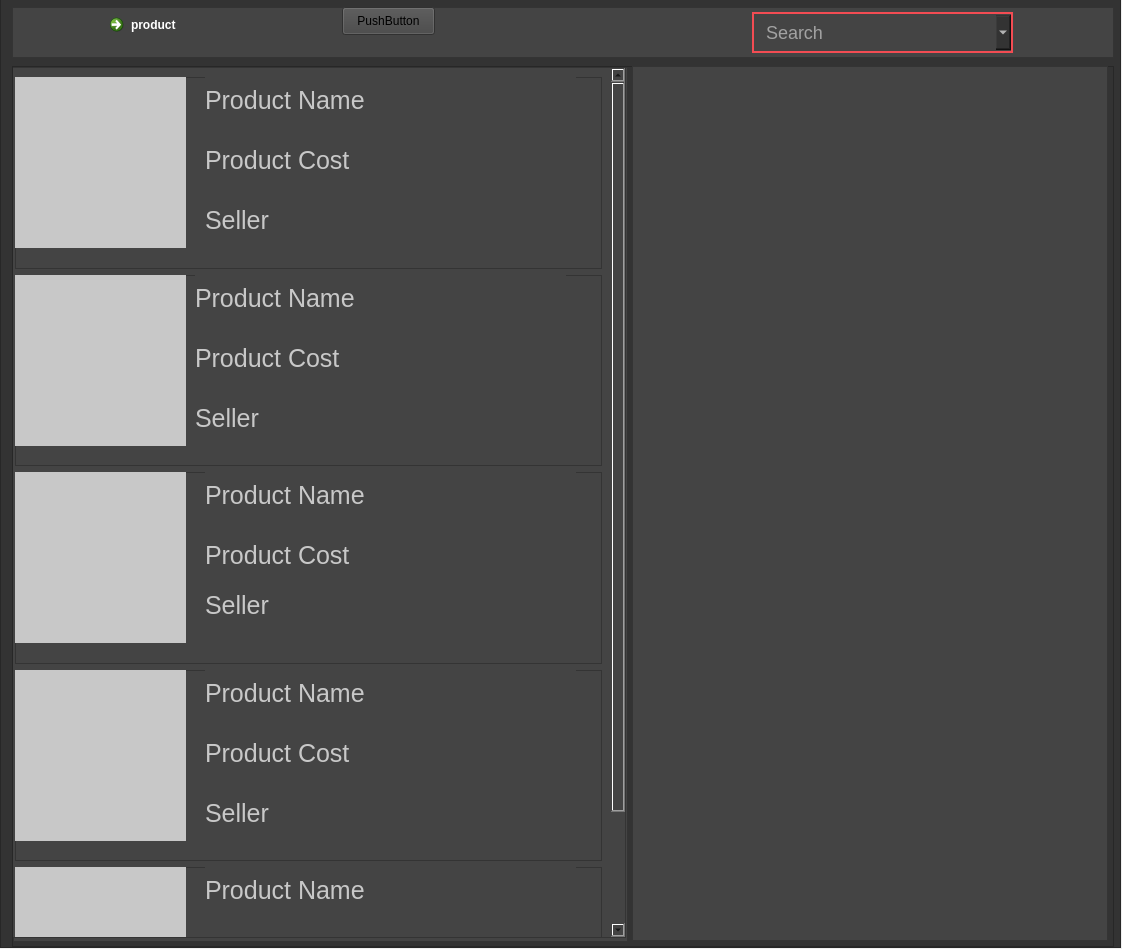
Qt form EComm/GUI/customerwindow.ui (ManavNirgund/Ecommerce-manager) before a commit.
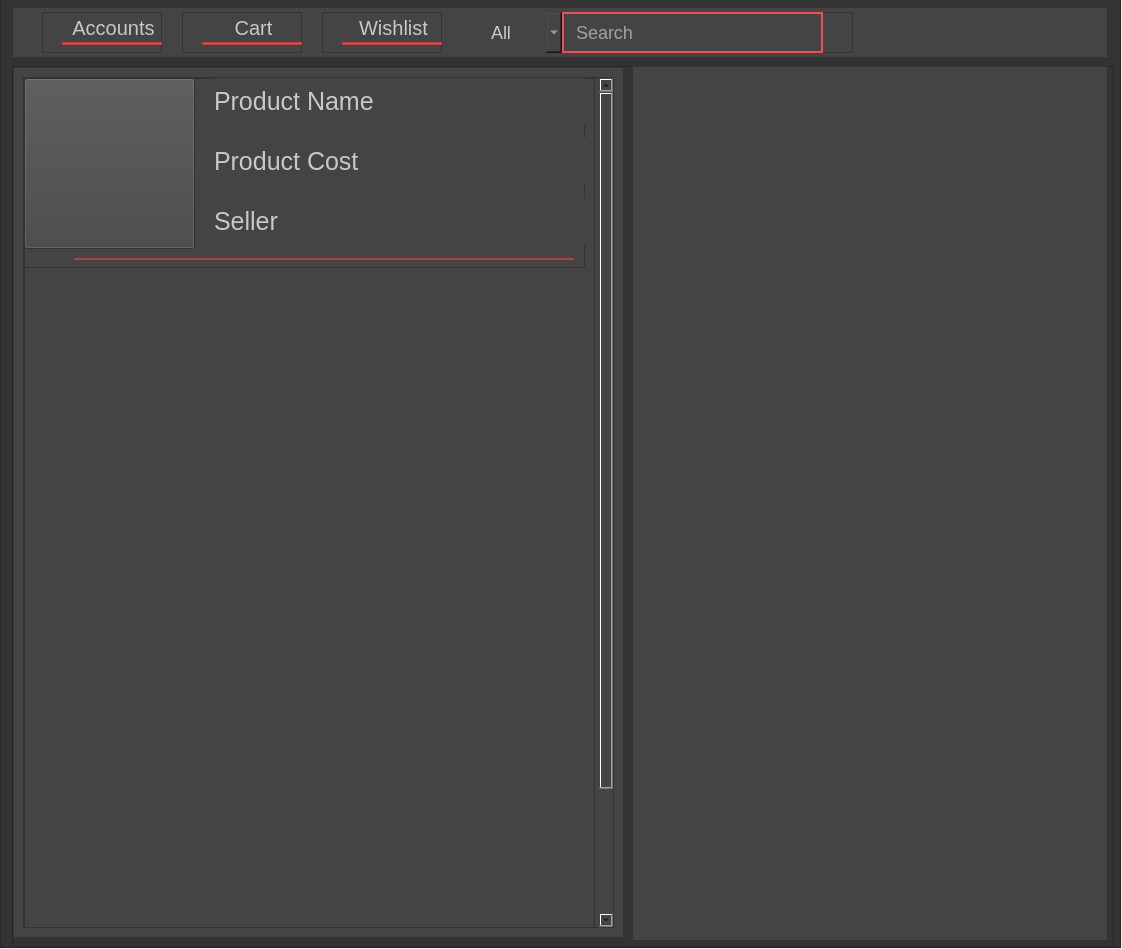
The same form after that commit. Icons and pictures are not drawn.

What changed in the file:
```diff
--- a/EComm/GUI/customerwindow.ui
+++ b/EComm/GUI/customerwindow.ui
@@ -60,7 +60,7 @@
       <rect>
        <x>12</x>
        <y>10</y>
-       <width>1102</width>
+       <width>1096</width>
        <height>51</height>
       </rect>
      </property>
@@ -95,9 +95,9 @@
      <widget class="QFrame" name="frame_7">
       <property name="geometry">
        <rect>
-        <x>740</x>
+        <x>470</x>
         <y>5</y>
-        <width>261</width>
+        <width>371</width>
         <height>41</height>
        </rect>
       </property>
@@ -110,7 +110,7 @@
       <widget class="QLineEdit" name="lineEdit">
        <property name="geometry">
         <rect>
-         <x>0</x>
+         <x>80</x>
          <y>0</y>
          <width>261</width>
          <height>41</height>
@@ -123,6 +123,9 @@
 font-size: 18px;
 </string>
        </property>
+       <property name="text">
+        <string/>
+       </property>
        <property name="placeholderText">
         <string>Search</string>
        </property>
@@ -130,53 +133,217 @@
       <widget class="QComboBox" name="comboBox">
        <property name="geometry">
         <rect>
-         <x>244</x>
-         <y>3</y>
-         <width>15</width>
-         <height>35</height>
+         <x>-1</x>
+         <y>0</y>
+         <width>81</width>
+         <height>41</height>
         </rect>
        </property>
        <property name="styleSheet">
         <string notr="true">border: none;
-background: #333;
+background: #444;
 padding-left: 10px;
-color: white;
+color: rgb(200, 200, 200);
 font-size: 18px;
 </string>
        </property>
        <property name="inputMethodHints">
         <set>Qt::ImhNone</set>
        </property>
+       <item>
+        <property name="text">
+         <string>All</string>
+        </property>
+       </item>
+       <item>
+        <property name="text">
+         <string>Cloths</string>
+        </property>
+       </item>
       </widget>
+      <widget class="QPushButton" name="pushButton_21">
+       <property name="geometry">
+        <rect>
+         <x>305</x>
+         <y>3</y>
+         <width>30</width>
+         <height>35</height>
+        </rect>
+       </property>
+       <property name="styleSheet">
+        <string notr="true">border: none;
+background: #444;</string>
+       </property>
+       <property name="text">
+        <string/>
+       </property>
+       <property name="icon">
+        <iconset>
+         <normaloff>../Resources/Icons/Search.png</normaloff>../Resources/Icons/Search.png</iconset>
+       </property>
+      </widget>
      </widget>
-     <widget class="QCommandLinkButton" name="commandLinkButton">
+     <widget class="QFrame" name="frame_9">
       <property name="geometry">
        <rect>
-        <x>90</x>
-        <y>0</y>
-        <width>187</width>
+        <x>30</x>
+        <y>5</y>
+        <width>120</width>
         <height>41</height>
        </rect>
       </property>
-      <property name="styleSheet">
-       <string notr="true">color: white;</string>
+      <property name="frameShape">
+       <enum>QFrame::StyledPanel</enum>
       </property>
-      <property name="text">
-       <string>product</string>
+      <property name="frameShadow">
+       <enum>QFrame::Raised</enum>
       </property>
+      <widget class="QFrame" name="frame_8">
+       <property name="geometry">
+        <rect>
+         <x>20</x>
+         <y>30</y>
+         <width>100</width>
+         <height>3</height>
+        </rect>
+       </property>
+       <property name="styleSheet">
+        <string notr="true">background: rgb(243, 76, 83);</string>
+       </property>
+       <property name="frameShape">
+        <enum>QFrame::StyledPanel</enum>
+       </property>
+       <property name="frameShadow">
+        <enum>QFrame::Raised</enum>
+       </property>
+      </widget>
+      <widget class="QPushButton" name="pushButton_22">
+       <property name="geometry">
+        <rect>
+         <x>25</x>
+         <y>2</y>
+         <width>93</width>
+         <height>28</height>
+        </rect>
+       </property>
+       <property name="styleSheet">
+        <string notr="true">border: none;
+ background: #444;
+ color: rgb(200, 200, 200);
+ font-size: 20px;</string>
+       </property>
+       <property name="text">
+        <string>Accounts</string>
+       </property>
+      </widget>
      </widget>
-     <widget class="QPushButton" name="pushButton">
+     <widget class="QFrame" name="frame_10">
       <property name="geometry">
        <rect>
-        <x>330</x>
-        <y>0</y>
-        <width>93</width>
-        <height>28</height>
+        <x>170</x>
+        <y>5</y>
+        <width>120</width>
+        <height>41</height>
        </rect>
       </property>
-      <property name="text">
-       <string>PushButton</string>
+      <property name="frameShape">
+       <enum>QFrame::StyledPanel</enum>
       </property>
+      <property name="frameShadow">
+       <enum>QFrame::Raised</enum>
+      </property>
+      <widget class="QFrame" name="frame_11">
+       <property name="geometry">
+        <rect>
+         <x>20</x>
+         <y>30</y>
+         <width>100</width>
+         <height>3</height>
+        </rect>
+       </property>
+       <property name="styleSheet">
+        <string notr="true">background: rgb(243, 76, 83);</string>
+       </property>
+       <property name="frameShape">
+        <enum>QFrame::StyledPanel</enum>
+       </property>
+       <property name="frameShadow">
+        <enum>QFrame::Raised</enum>
+       </property>
+      </widget>
+      <widget class="QPushButton" name="pushButton_23">
+       <property name="geometry">
+        <rect>
+         <x>25</x>
+         <y>2</y>
+         <width>93</width>
+         <height>28</height>
+        </rect>
+       </property>
+       <property name="styleSheet">
+        <string notr="true">border: none;
+ background: #444;
+ color: rgb(200, 200, 200);
+ font-size: 20px;</string>
+       </property>
+       <property name="text">
+        <string>Cart</string>
+       </property>
+      </widget>
+     </widget>
+     <widget class="QFrame" name="frame_12">
+      <property name="geometry">
+       <rect>
+        <x>310</x>
+        <y>5</y>
+        <width>120</width>
+        <height>41</height>
+       </rect>
+      </property>
+      <property name="frameShape">
+       <enum>QFrame::StyledPanel</enum>
+      </property>
+      <property name="frameShadow">
+       <enum>QFrame::Raised</enum>
+      </property>
+      <widget class="QFrame" name="frame_13">
+       <property name="geometry">
+        <rect>
+         <x>20</x>
+         <y>30</y>
+         <width>100</width>
+         <height>3</height>
+        </rect>
+       </property>
+       <property name="styleSheet">
+        <string notr="true">background: rgb(243, 76, 83);</string>
+       </property>
+       <property name="frameShape">
+        <enum>QFrame::StyledPanel</enum>
+       </property>
+       <property name="frameShadow">
+        <enum>QFrame::Raised</enum>
+       </property>
+      </widget>
+      <widget class="QPushButton" name="pushButton_24">
+       <property name="geometry">
+        <rect>
+         <x>25</x>
+         <y>2</y>
+         <width>93</width>
+         <height>28</height>
+        </rect>
+       </property>
+       <property name="styleSheet">
+        <string notr="true">border: none;
+ background: #444;
+ color: rgb(200, 200, 200);
+ font-size: 20px;</string>
+       </property>
+       <property name="text">
+        <string>Wishlist</string>
+       </property>
+      </widget>
      </widget>
     </widget>
     <widget class="QFrame" name="frm__StoreView">
@@ -208,8 +375,8 @@
        <rect>
         <x>1</x>
         <y>1</y>
-        <width>615</width>
-        <height>875</height>
+        <width>611</width>
+        <height>871</height>
        </rect>
       </property>
       <property name="sizePolicy">
@@ -240,126 +407,42 @@
       <property name="frameShadow">
        <enum>QFrame::Raised</enum>
       </property>
-      <widget class="QScrollArea" name="scrollArea">
-       <property name="geometry">
-        <rect>
-         <x>-8</x>
-         <y>0</y>
-         <width>621</width>
-         <height>871</height>
-        </rect>
-       </property>
-       <property name="styleSheet">
-        <string notr="true"/>
-       </property>
-       <property name="verticalScrollBarPolicy">
-        <enum>Qt::ScrollBarAlwaysOn</enum>
-       </property>
-       <property name="widgetResizable">
-        <bool>true</bool>
-       </property>
-       <widget class="QWidget" name="scrollAreaWidgetContents">
-        <property name="geometry">
-         <rect>
-          <x>0</x>
-          <y>0</y>
-          <width>598</width>
-          <height>1000</height>
-         </rect>
-        </property>
-        <property name="minimumSize">
-         <size>
-          <width>0</width>
-          <height>1000</height>
-         </size>
-        </property>
-        <layout class="QVBoxLayout" name="verticalLayout">
-         <item>
+      <layout class="QVBoxLayout" name="verticalLayout">
+       <item>
+        <widget class="QScrollArea" name="scrollArea">
+         <property name="styleSheet">
+          <string notr="true"/>
+         </property>
+         <property name="verticalScrollBarPolicy">
+          <enum>Qt::ScrollBarAlwaysOn</enum>
+         </property>
+         <property name="widgetResizable">
+          <bool>true</bool>
+         </property>
+         <widget class="QWidget" name="scrollAreaWidgetContents">
+          <property name="geometry">
+           <rect>
+            <x>0</x>
+            <y>0</y>
+            <width>564</width>
+            <height>1000</height>
+           </rect>
+          </property>
+          <property name="minimumSize">
+           <size>
+            <width>0</width>
+            <height>1000</height>
+           </size>
+          </property>
           <widget class="QFrame" name="frame_4">
-           <property name="styleSheet">
-            <string notr="true"/>
+           <property name="geometry">
+            <rect>
+             <x>0</x>
+             <y>0</y>
+             <width>561</width>
+             <height>190</height>
+            </rect>
            </property>
-           <property name="frameShape">
-            <enum>QFrame::StyledPanel</enum>
-           </property>
-           <property name="frameShadow">
-            <enum>QFrame::Raised</enum>
-           </property>
-           <widget class="QLabel" name="lbl_Image_3">
-            <property name="geometry">
-             <rect>
-              <x>0</x>
-              <y>0</y>
-              <width>171</width>
-              <height>171</height>
-             </rect>
-            </property>
-            <property name="styleSheet">
-             <string notr="true">background: rgb(200, 200, 200);
-</string>
-            </property>
-            <property name="text">
-             <string/>
-            </property>
-           </widget>
-           <widget class="QLabel" name="label_8">
-            <property name="geometry">
-             <rect>
-              <x>190</x>
-              <y>0</y>
-              <width>371</width>
-              <height>47</height>
-             </rect>
-            </property>
-            <property name="styleSheet">
-             <string notr="true">color: rgb(200, 200, 200);
-font-size: 25px;
-</string>
-            </property>
-            <property name="text">
-             <string>Product Name</string>
-            </property>
-           </widget>
-           <widget class="QLabel" name="label_9">
-            <property name="geometry">
-             <rect>
-              <x>190</x>
-              <y>60</y>
-              <width>371</width>
-              <height>47</height>
-             </rect>
-            </property>
-            <property name="styleSheet">
-             <string notr="true">color: rgb(200, 200, 200);
-font-size: 25px;
-</string>
-            </property>
-            <property name="text">
-             <string>Product Cost</string>
-            </property>
-           </widget>
-           <widget class="QLabel" name="label_10">
-            <property name="geometry">
-             <rect>
-              <x>190</x>
-              <y>120</y>
-              <width>371</width>
-              <height>47</height>
-             </rect>
-            </property>
-            <property name="styleSheet">
-             <string notr="true">color: rgb(200, 200, 200);
-font-size: 25px;
-</string>
-            </property>
-            <property name="text">
-             <string>Seller</string>
-            </property>
-           </widget>
-          </widget>
-         </item>
-         <item>
-          <widget class="QFrame" name="frame_2">
            <property name="styleSheet">
             <string notr="true"/>
            </property>
@@ -369,136 +452,20 @@
            <property name="frameShadow">
             <enum>QFrame::Raised</enum>
            </property>
-           <widget class="QLabel" name="lbl_Image">
+           <widget class="QPushButton" name="pushButton_5">
             <property name="geometry">
              <rect>
-              <x>0</x>
-              <y>0</y>
-              <width>171</width>
-              <height>171</height>
-             </rect>
-            </property>
-            <property name="styleSheet">
-             <string notr="true">background: rgb(200, 200, 200);
-</string>
-            </property>
-            <property name="text">
-             <string/>
-            </property>
-           </widget>
-           <widget class="QLabel" name="label_2">
-            <property name="geometry">
-             <rect>
-              <x>180</x>
-              <y>0</y>
-              <width>371</width>
-              <height>47</height>
-             </rect>
-            </property>
-            <property name="styleSheet">
-             <string notr="true">color: rgb(200, 200, 200);
-font-size: 25px;
-</string>
-            </property>
-            <property name="text">
-             <string>Product Name</string>
-            </property>
-           </widget>
-           <widget class="QLabel" name="label_3">
-            <property name="geometry">
-             <rect>
-              <x>180</x>
-              <y>60</y>
-              <width>371</width>
-              <height>47</height>
-             </rect>
-            </property>
-            <property name="styleSheet">
-             <string notr="true">color: rgb(200, 200, 200);
-font-size: 25px;
-</string>
-            </property>
-            <property name="text">
-             <string>Product Cost</string>
-            </property>
-           </widget>
-           <widget class="QLabel" name="label_4">
-            <property name="geometry">
-             <rect>
-              <x>180</x>
-              <y>120</y>
-              <width>371</width>
-              <height>47</height>
-             </rect>
-            </property>
-            <property name="styleSheet">
-             <string notr="true">color: rgb(200, 200, 200);
-font-size: 25px;
-</string>
-            </property>
-            <property name="text">
-             <string>Seller</string>
-            </property>
-           </widget>
-          </widget>
-         </item>
-         <item>
-          <widget class="QFrame" name="frame_3">
-           <property name="styleSheet">
-            <string notr="true"/>
-           </property>
-           <property name="frameShape">
-            <enum>QFrame::StyledPanel</enum>
-           </property>
-           <property name="frameShadow">
-            <enum>QFrame::Raised</enum>
-           </property>
-           <widget class="QLabel" name="lbl_Image_2">
-            <property name="geometry">
-             <rect>
-              <x>0</x>
-              <y>0</y>
-              <width>171</width>
-              <height>171</height>
-             </rect>
-            </property>
-            <property name="styleSheet">
-             <string notr="true">background: rgb(200, 200, 200);
-</string>
-            </property>
-            <property name="text">
-             <string/>
-            </property>
-           </widget>
-           <widget class="QLabel" name="label_5">
-            <property name="geometry">
-             <rect>
               <x>190</x>
-              <y>0</y>
-              <width>371</width>
-              <height>47</height>
-             </rect>
-            </property>
-            <property name="styleSheet">
-             <string notr="true">color: rgb(200, 200, 200);
-font-size: 25px;
-</string>
-            </property>
-            <property name="text">
-             <string>Product Name</string>
-            </property>
-           </widget>
-           <widget class="QLabel" name="label_6">
-            <property name="geometry">
-             <rect>
-              <x>190</x>
               <y>60</y>
               <width>371</width>
               <height>47</height>
              </rect>
             </property>
             <property name="styleSheet">
-             <string notr="true">color: rgb(200, 200, 200);
+             <string notr="true">border: none;
+background: #444;
+text-align: left;
+color: rgb(200, 200, 200);
 font-size: 25px;
 </string>
             </property>
@@ -506,91 +473,31 @@
              <string>Product Cost</string>
             </property>
            </widget>
-           <widget class="QLabel" name="label_7">
+           <widget class="QPushButton" name="pushButton_6">
             <property name="geometry">
              <rect>
               <x>190</x>
-              <y>110</y>
-              <width>371</width>
-              <height>47</height>
-             </rect>
-            </property>
-            <property name="styleSheet">
-             <string notr="true">color: rgb(200, 200, 200);
-font-size: 25px;
-</string>
-            </property>
-            <property name="text">
-             <string>Seller</string>
-            </property>
-           </widget>
-          </widget>
-         </item>
-         <item>
-          <widget class="QFrame" name="frame_5">
-           <property name="styleSheet">
-            <string notr="true"/>
-           </property>
-           <property name="frameShape">
-            <enum>QFrame::StyledPanel</enum>
-           </property>
-           <property name="frameShadow">
-            <enum>QFrame::Raised</enum>
-           </property>
-           <widget class="QLabel" name="lbl_Image_4">
-            <property name="geometry">
-             <rect>
-              <x>0</x>
               <y>0</y>
-              <width>171</width>
-              <height>171</height>
-             </rect>
-            </property>
-            <property name="styleSheet">
-             <string notr="true">background: rgb(200, 200, 200);
-</string>
-            </property>
-            <property name="text">
-             <string/>
-            </property>
-           </widget>
-           <widget class="QLabel" name="label_11">
-            <property name="geometry">
-             <rect>
-              <x>190</x>
-              <y>0</y>
               <width>371</width>
               <height>47</height>
              </rect>
             </property>
             <property name="styleSheet">
-             <string notr="true">color: rgb(200, 200, 200);
+             <string notr="true">border: none;
+background: #444;
+text-align: left;
+color: rgb(200, 200, 200);
 font-size: 25px;
 </string>
             </property>
             <property name="text">
              <string>Product Name</string>
             </property>
-           </widget>
-           <widget class="QLabel" name="label_12">
-            <property name="geometry">
-             <rect>
-              <x>190</x>
-              <y>60</y>
-              <width>371</width>
-              <height>47</height>
-             </rect>
+            <property name="flat">
+             <bool>true</bool>
             </property>
-            <property name="styleSheet">
-             <string notr="true">color: rgb(200, 200, 200);
-font-size: 25px;
-</string>
-            </property>
-            <property name="text">
-             <string>Product Cost</string>
-            </property>
            </widget>
-           <widget class="QLabel" name="label_13">
+           <widget class="QPushButton" name="pushButton_7">
             <property name="geometry">
              <rect>
               <x>190</x>
@@ -600,7 +507,10 @@
              </rect>
             </property>
             <property name="styleSheet">
-             <string notr="true">color: rgb(200, 200, 200);
+             <string notr="true">border: none;
+background: #444;
+text-align: left;
+color: rgb(200, 200, 200);
 font-size: 25px;
 </string>
             </property>
@@ -608,20 +518,7 @@
              <string>Seller</string>
             </property>
            </widget>
-          </widget>
-         </item>
-         <item>
-          <widget class="QFrame" name="frame_6">
-           <property name="styleSheet">
-            <string notr="true"/>
-           </property>
-           <property name="frameShape">
-            <enum>QFrame::StyledPanel</enum>
-           </property>
-           <property name="frameShadow">
-            <enum>QFrame::Raised</enum>
-           </property>
-           <widget class="QLabel" name="lbl_Image_5">
+           <widget class="QPushButton" name="pushButton_17">
             <property name="geometry">
              <rect>
               <x>0</x>
@@ -630,73 +527,46 @@
               <height>171</height>
              </rect>
             </property>
-            <property name="styleSheet">
-             <string notr="true">background: rgb(200, 200, 200);
-</string>
-            </property>
             <property name="text">
              <string/>
             </property>
            </widget>
-           <widget class="QLabel" name="label_14">
+           <widget class="QFrame" name="frame_14">
             <property name="geometry">
              <rect>
-              <x>190</x>
-              <y>0</y>
-              <width>371</width>
-              <height>47</height>
+              <x>50</x>
+              <y>180</y>
+              <width>500</width>
+              <height>2</height>
              </rect>
             </property>
             <property name="styleSheet">
-             <string notr="true">color: rgb(200, 200, 200);
-font-size: 25px;
-</string>
+             <string notr="true">background: rgb(243, 76, 83);</string>
             </property>
-            <property name="text">
-             <string>Product Name</string>
+            <property name="frameShape">
+             <enum>QFrame::StyledPanel</enum>
             </property>
-           </widget>
-           <widget class="QLabel" name="label_15">
-            <property name="geometry">
-             <rect>
-              <x>190</x>
-              <y>60</y>
-              <width>371</width>
-              <height>47</height>
-             </rect>
+            <property name="frameShadow">
+             <enum>QFrame::Raised</enum>
             </property>
-            <property name="styleSheet">
-             <string notr="true">color: rgb(200, 200, 200);
-font-size: 25px;
-</string>
-            </property>
-            <property name="text">
-             <string>Product Cost</string>
-            </property>
            </widget>
-           <widget class="QLabel" name="label_16">
-            <property name="geometry">
-             <rect>
-              <x>190</x>
-              <y>120</y>
-              <width>371</width>
-              <height>47</height>
-             </rect>
-            </property>
-            <property name="styleSheet">
-             <string notr="true">color: rgb(200, 200, 200);
-font-size: 25px;
-</string>
-            </property>
-            <property name="text">
-             <string>Seller</string>
-            </property>
-           </widget>
           </widget>
-         </item>
-        </layout>
-       </widget>
-      </widget>
+          <widget class="QListWidget" name="listWidget">
+           <property name="geometry">
+            <rect>
+             <x>0</x>
+             <y>0</y>
+             <width>571</width>
+             <height>851</height>
+            </rect>
+           </property>
+          </widget>
+          <zorder>listWidget</zorder>
+          <zorder>frame_4</zorder>
+         </widget>
+        </widget>
+       </item>
+      </layout>
      </widget>
      <widget class="QFrame" name="frm_ProductDescription">
       <property name="geometry">
@@ -723,7 +593,6 @@
       <property name="frameShadow">
        <enum>QFrame::Raised</enum>
       </property>
-      <layout class="QVBoxLayout" name="verticalLayout_4"/>
      </widget>
     </widget>
    </widget>
```
